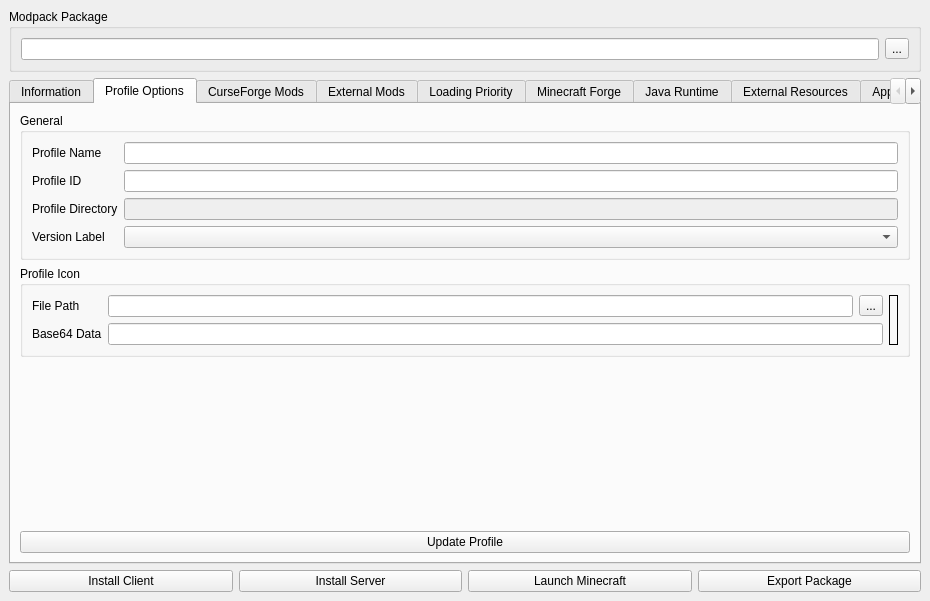
First picture: the form in modpack_builder/gui/ui/modpack_builder_window.ui, repository spikespaz-archives/modpack-builder, before the edit.
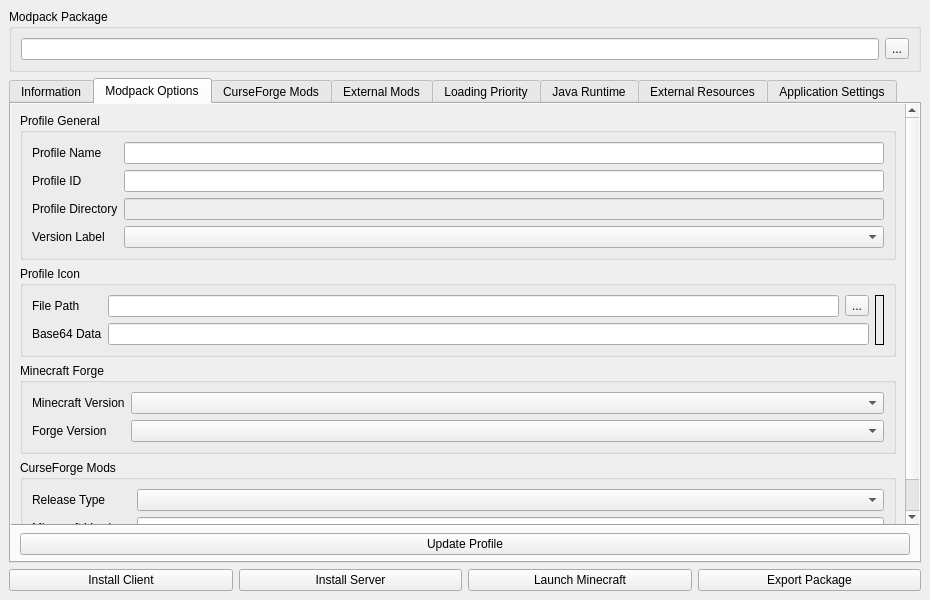
Second picture: the form after the edit. The open tabs and pages were chosen to show the change.

Commit message: Redesign interface to combine sparse pages

What changed in the file:
```diff
--- a/modpack_builder/gui/ui/modpack_builder_window.ui
+++ b/modpack_builder/gui/ui/modpack_builder_window.ui
@@ -74,15 +74,51 @@
         </item>
        </layout>
       </widget>
-      <widget class="QWidget" name="profile_options_page">
+      <widget class="QWidget" name="modpack_options_page">
        <attribute name="title">
-        <string>Profile Options</string>
+        <string>Modpack Options</string>
        </attribute>
-       <layout class="QVBoxLayout" name="verticalLayout_11">
+       <layout class="QVBoxLayout" name="verticalLayout_6">
+        <property name="spacing">
+         <number>0</number>
+        </property>
+        <property name="leftMargin">
+         <number>0</number>
+        </property>
+        <property name="topMargin">
+         <number>0</number>
+        </property>
+        <property name="rightMargin">
+         <number>0</number>
+        </property>
+        <property name="bottomMargin">
+         <number>0</number>
+        </property>
+        <item>
+         <widget class="QScrollArea" name="modpack_options_scroll_area">
+          <property name="frameShape">
+           <enum>QFrame::NoFrame</enum>
+          </property>
+          <property name="frameShadow">
+           <enum>QFrame::Plain</enum>
+          </property>
+          <property name="widgetResizable">
+           <bool>true</bool>
+          </property>
+          <widget class="QWidget" name="modpack_options_scroll_area_contents">
+           <property name="geometry">
+            <rect>
+             <x>0</x>
+             <y>0</y>
+             <width>906</width>
+             <height>426</height>
+            </rect>
+           </property>
+           <layout class="QVBoxLayout" name="verticalLayout_8">
         <item>
          <widget class="QGroupBox" name="profile_general_group_box">
           <property name="title">
-           <string>General</string>
+               <string>Profile General</string>
           </property>
           <layout class="QFormLayout" name="formLayout_4">
            <item row="0" column="0">
@@ -190,7 +226,65 @@
          </widget>
         </item>
         <item>
-         <spacer name="profile_options_spacer">
+             <widget class="QGroupBox" name="minecraft_forge_options_group_box">
+              <property name="title">
+               <string>Minecraft Forge</string>
+              </property>
+              <layout class="QFormLayout" name="formLayout">
+               <item row="0" column="0">
+                <widget class="QLabel" name="minecraft_version_label">
+                 <property name="text">
+                  <string>Minecraft Version</string>
+                 </property>
+                </widget>
+               </item>
+               <item row="0" column="1">
+                <widget class="QComboBox" name="minecraft_version_dropdown"/>
+               </item>
+               <item row="1" column="0">
+                <widget class="QLabel" name="minecraft_forge_version_label">
+                 <property name="text">
+                  <string>Forge Version</string>
+                 </property>
+                </widget>
+               </item>
+               <item row="1" column="1">
+                <widget class="QComboBox" name="minecraft_forge_version_dropdown"/>
+               </item>
+              </layout>
+             </widget>
+            </item>
+            <item>
+             <widget class="QGroupBox" name="curseforge_options_group_box">
+              <property name="title">
+               <string>CurseForge Mods</string>
+              </property>
+              <layout class="QFormLayout" name="formLayout_6">
+               <item row="0" column="0">
+                <widget class="QLabel" name="release_type_label">
+                 <property name="text">
+                  <string>Release Type</string>
+                 </property>
+                </widget>
+               </item>
+               <item row="0" column="1">
+                <widget class="QComboBox" name="release_type_combo_box"/>
+               </item>
+               <item row="2" column="1">
+                <widget class="QLineEdit" name="minecraft_versions_line_edit"/>
+               </item>
+               <item row="2" column="0">
+                <widget class="QLabel" name="minecraft_versions_label">
+                 <property name="text">
+                  <string>Minecraft Versions</string>
+                 </property>
+                </widget>
+               </item>
+              </layout>
+             </widget>
+            </item>
+            <item>
+             <spacer name="modpack_options_spacer">
           <property name="orientation">
            <enum>Qt::Vertical</enum>
           </property>
@@ -202,6 +296,31 @@
           </property>
          </spacer>
         </item>
+           </layout>
+          </widget>
+         </widget>
+        </item>
+        <item>
+         <widget class="Line" name="modpack_options_divider_line">
+          <property name="orientation">
+           <enum>Qt::Horizontal</enum>
+          </property>
+         </widget>
+        </item>
+        <item>
+         <layout class="QHBoxLayout" name="modpack_options_actions_layout">
+          <property name="leftMargin">
+           <number>9</number>
+          </property>
+          <property name="topMargin">
+           <number>6</number>
+          </property>
+          <property name="rightMargin">
+           <number>9</number>
+          </property>
+          <property name="bottomMargin">
+           <number>6</number>
+          </property>
         <item>
          <widget class="QPushButton" name="update_profile_button">
           <property name="text">
@@ -210,6 +329,8 @@
          </widget>
         </item>
        </layout>
+        </item>
+       </layout>
       </widget>
       <widget class="QWidget" name="curseforge_mods_tab">
        <attribute name="title">
@@ -217,19 +338,17 @@
        </attribute>
        <layout class="QVBoxLayout" name="verticalLayout_2">
         <item>
-         <layout class="QFormLayout" name="curseforge_mods_control_layout">
-          <item row="1" column="0">
+         <layout class="QHBoxLayout" name="curseforge_mods_control_layout">
+          <item>
            <widget class="QLabel" name="curseforge_mod_identifier_label">
             <property name="text">
              <string>Mod Identifier</string>
             </property>
            </widget>
           </item>
-          <item row="1" column="1">
+          <item>
            <widget class="QLineEdit" name="curseforge_mod_identifier_line_edit"/>
           </item>
-          <item row="2" column="1">
-           <layout class="QHBoxLayout" name="curseforge_mod_actions_layout">
             <item>
              <widget class="QPushButton" name="curseforge_mod_add_button">
               <property name="enabled">
@@ -272,8 +391,6 @@
             </item>
            </layout>
           </item>
-         </layout>
-        </item>
         <item>
          <widget class="QTableView" name="curseforge_mods_table_view">
           <property name="editTriggers">
@@ -287,35 +404,6 @@
           </property>
          </widget>
         </item>
-        <item>
-         <widget class="QGroupBox" name="curseforge_mod_preferences_group_box">
-          <property name="title">
-           <string>Download Preferences</string>
-          </property>
-          <layout class="QFormLayout" name="curseforge_mods_options_layout">
-           <item row="0" column="0">
-            <widget class="QLabel" name="minecraft_versions_label">
-             <property name="text">
-              <string>Minecraft Versions</string>
-             </property>
-            </widget>
-           </item>
-           <item row="0" column="1">
-            <widget class="QLineEdit" name="minecraft_versions_line_edit"/>
-           </item>
-           <item row="1" column="0">
-            <widget class="QLabel" name="release_type_label">
-             <property name="text">
-              <string>Release Type</string>
-             </property>
-            </widget>
-           </item>
-           <item row="1" column="1">
-            <widget class="QComboBox" name="release_type_combo_box"/>
-           </item>
-          </layout>
-         </widget>
-        </item>
        </layout>
       </widget>
       <widget class="QWidget" name="external_mods_tab">
@@ -412,19 +500,17 @@
        </attribute>
        <layout class="QVBoxLayout" name="verticalLayout_7">
         <item>
-         <layout class="QFormLayout" name="loading_priority_control_layout">
-          <item row="0" column="0">
+         <layout class="QHBoxLayout" name="loading_priority_control_layout">
+          <item>
            <widget class="QLabel" name="loading_priority_mod_identifier_label">
             <property name="text">
              <string>Mod Identifier</string>
             </property>
            </widget>
           </item>
-          <item row="0" column="1">
+          <item>
            <widget class="QLineEdit" name="loading_priority_mod_identifier_line_edit"/>
           </item>
-          <item row="1" column="1">
-           <layout class="QHBoxLayout" name="loading_priority_actions_layout">
             <item>
              <widget class="QPushButton" name="loading_priority_add_button">
               <property name="enabled">
@@ -467,8 +553,6 @@
             </item>
            </layout>
           </item>
-         </layout>
-        </item>
         <item>
          <widget class="QTableView" name="loading_priority_table_view">
           <property name="selectionBehavior">
@@ -481,68 +565,6 @@
         </item>
        </layout>
       </widget>
-      <widget class="QWidget" name="minecraft_forge_tab">
-       <attribute name="title">
-        <string>Minecraft Forge</string>
-       </attribute>
-       <layout class="QVBoxLayout" name="verticalLayout_6">
-        <item>
-         <layout class="QFormLayout" name="minecraft_forge_settings_layout">
-          <item row="0" column="0">
-           <widget class="QLabel" name="minecraft_version_label">
-            <property name="text">
-             <string>Minecraft Version</string>
-            </property>
-           </widget>
-          </item>
-          <item row="0" column="1">
-           <widget class="QComboBox" name="minecraft_version_dropdown"/>
-          </item>
-          <item row="1" column="0">
-           <widget class="QLabel" name="minecraft_forge_version_label">
-            <property name="text">
-             <string>Forge Version</string>
-            </property>
-           </widget>
-          </item>
-          <item row="1" column="1">
-           <widget class="QComboBox" name="minecraft_forge_version_dropdown"/>
-          </item>
-         </layout>
-        </item>
-        <item>
-         <spacer name="minecraft_forge_tab_spacer">
-          <property name="orientation">
-           <enum>Qt::Vertical</enum>
-          </property>
-          <property name="sizeHint" stdset="0">
-           <size>
-            <width>20</width>
-            <height>40</height>
-           </size>
-          </property>
-         </spacer>
-        </item>
-        <item>
-         <layout class="QHBoxLayout" name="minecraft_forge_actions_layout">
-          <item>
-           <widget class="QPushButton" name="minecraft_forge_install_client_button">
-            <property name="text">
-             <string>Install Client</string>
-            </property>
-           </widget>
-          </item>
-          <item>
-           <widget class="QPushButton" name="minecraft_forge_install_server_button">
-            <property name="text">
-             <string>Install Server</string>
-            </property>
-           </widget>
-          </item>
-         </layout>
-        </item>
-       </layout>
-      </widget>
       <widget class="QWidget" name="java_runtime_tab">
        <attribute name="title">
         <string>Java Runtime</string>
@@ -751,6 +773,42 @@
         <string>Application Settings</string>
        </attribute>
        <layout class="QVBoxLayout" name="verticalLayout_10">
+        <property name="spacing">
+         <number>0</number>
+        </property>
+        <property name="leftMargin">
+         <number>0</number>
+        </property>
+        <property name="topMargin">
+         <number>0</number>
+        </property>
+        <property name="rightMargin">
+         <number>0</number>
+        </property>
+        <property name="bottomMargin">
+         <number>0</number>
+        </property>
+        <item>
+         <widget class="QScrollArea" name="application_settings_scroll_area">
+          <property name="frameShape">
+           <enum>QFrame::NoFrame</enum>
+          </property>
+          <property name="frameShadow">
+           <enum>QFrame::Plain</enum>
+          </property>
+          <property name="widgetResizable">
+           <bool>true</bool>
+          </property>
+          <widget class="QWidget" name="application_settings_scroll_area_contents">
+           <property name="geometry">
+            <rect>
+             <x>0</x>
+             <y>0</y>
+             <width>906</width>
+             <height>426</height>
+            </rect>
+           </property>
+           <layout class="QVBoxLayout" name="verticalLayout_11">
         <item>
          <widget class="QGroupBox" name="settings_directory_group_box">
           <property name="title">
@@ -890,12 +948,39 @@
           </property>
          </spacer>
         </item>
+           </layout>
+          </widget>
+         </widget>
+        </item>
+        <item>
+         <widget class="Line" name="application_settings_page_divider_line">
+          <property name="orientation">
+           <enum>Qt::Horizontal</enum>
+          </property>
+         </widget>
+        </item>
+        <item>
+         <layout class="QHBoxLayout" name="application_settings_actions_layout">
+          <property name="leftMargin">
+           <number>9</number>
+          </property>
+          <property name="topMargin">
+           <number>6</number>
+          </property>
+          <property name="rightMargin">
+           <number>9</number>
+          </property>
+          <property name="bottomMargin">
+           <number>6</number>
+          </property>
         <item>
          <widget class="QPushButton" name="open_documentation_button">
           <property name="text">
            <string>Open Documentation</string>
           </property>
          </widget>
+          </item>
+         </layout>
         </item>
        </layout>
       </widget>
```
Lines whose indentation alone changed are shown as unchanged.
